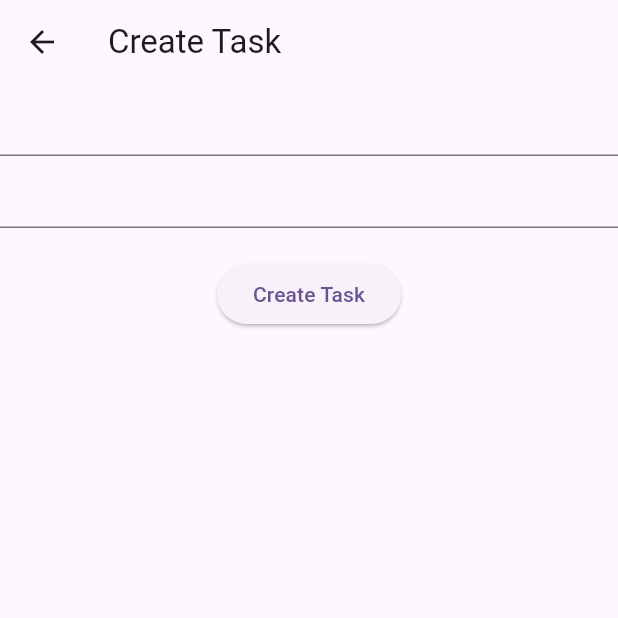
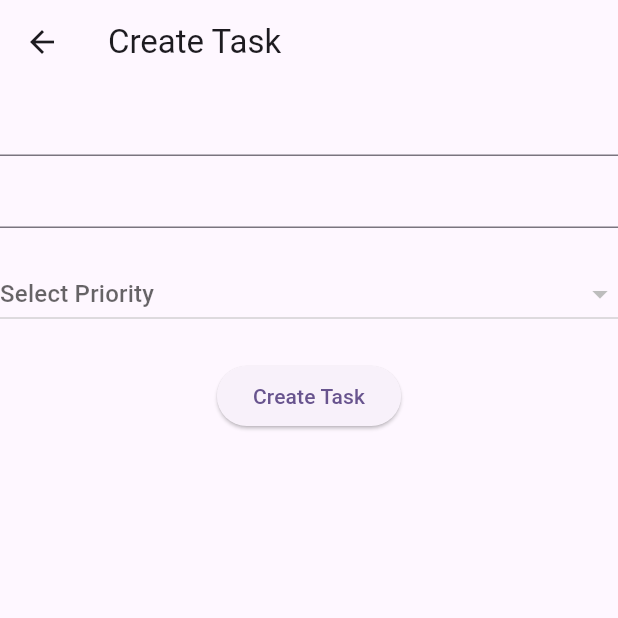
Before and after one commit to MuhammadAliKust/Flutter-B21-Firebase, a Flutter app: the CreateTaskView screen opened directly, on a phone screen of 412 x 824 dp, the top half of it. Run offline on Flutter 3.47's test engine with Material 3 defaults, Android fonts, the phone set to English and light mode, and no system bars; our stand-ins replace cloud_firestore, firebase_core; accounts and stored records are empty.

Commit message:
Create Task with Priority Done

```diff
--- a/lib/models/task.dart
+++ b/lib/models/task.dart
@@ -12,6 +12,7 @@ class TaskModel {
   final String? title;
   final String? description;
   final String? image;
+  final String? priorityID;
   final bool? isCompleted;
   final int? createdAt;
 
@@ -19,6 +20,7 @@ class TaskModel {
     this.docId,
     this.title,
     this.description,
+    this.priorityID,
     this.image,
     this.isCompleted,
     this.createdAt,
@@ -30,6 +32,7 @@ class TaskModel {
     description: json["description"],
     image: json["image"],
     isCompleted: json["isCompleted"],
+    priorityID: json["priorityID"],
     createdAt: json["createdAt"],
   );
 
@@ -38,6 +41,7 @@ class TaskModel {
     "title": title,
     "description": description,
     "image": image,
+    "priorityID": priorityID,
     "isCompleted": isCompleted,
     "createdAt": createdAt,
   };
--- a/lib/views/create_task.dart
+++ b/lib/views/create_task.dart
@@ -1,5 +1,7 @@
 import 'package:flutter/material.dart';
+import 'package:flutter_b21_firebase/models/priority.dart';
 import 'package:flutter_b21_firebase/models/task.dart';
+import 'package:flutter_b21_firebase/services/priority.dart';
 import 'package:flutter_b21_firebase/services/task.dart';
 
 class CreateTaskView extends StatefulWidget {
@@ -13,6 +15,18 @@ class _CreateTaskViewState extends State<CreateTaskView> {
   TextEditingController titleController = TextEditingController();
   TextEditingController descriptionController = TextEditingController();
   bool isLoading = false;
+  List<PriorityModel> priorityList = [];
+  PriorityModel? _selectedPriority;
+
+  @override
+  void initState() {
+    // TODO: implement initState
+    PriorityServices().getAllPriorities().first.then((val) {
+      priorityList = val;
+      setState(() {});
+    });
+    super.initState();
+  }
 
   @override
   Widget build(BuildContext context) {
@@ -22,6 +36,19 @@ class _CreateTaskViewState extends State<CreateTaskView> {
         children: [
           TextField(controller: titleController),
           TextField(controller: descriptionController),
+          SizedBox(height: 20),
+          DropdownButton(
+            items: priorityList.map((e) {
+              return DropdownMenuItem(value: e, child: Text(e.name.toString()));
+            }).toList(),
+            isExpanded: true,
+            value: _selectedPriority,
+            hint: Text("Select Priority"),
+            onChanged: (val) {
+              _selectedPriority = val;
+              setState(() {});
+            },
+          ),
           SizedBox(height: 20),
           isLoading
               ? Center(child: CircularProgressIndicator())
@@ -48,6 +75,7 @@ class _CreateTaskViewState extends State<CreateTaskView> {
                               title: titleController.text,
                               description: descriptionController.text,
                               isCompleted: false,
+                              priorityID: _selectedPriority!.docId.toString(),
                               createdAt: DateTime.now().millisecondsSinceEpoch,
                             ),
                           )
```
Also changed, not shown: lib/services/task.dart (+11 -0 lines), lib/views/get_all_priorities.dart (+12 -0 lines), lib/views/priority_task.dart (added, +103 -0 lines).
